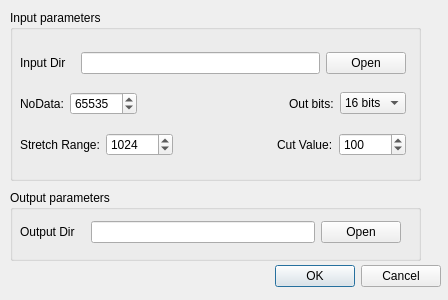
scrssys/semantic_segment_RSImage, file ui/preProcess/ImageStretch.ui: the form before one commit.
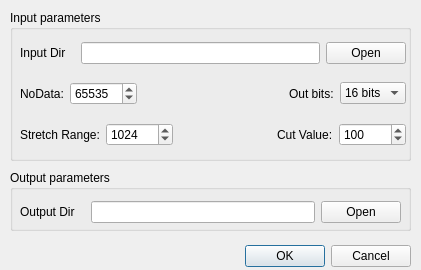
The form after the commit.

Diff of the .ui file:
```diff
--- a/ui/preProcess/ImageStretch.ui
+++ b/ui/preProcess/ImageStretch.ui
@@ -6,8 +6,8 @@
    <rect>
     <x>0</x>
     <y>0</y>
-    <width>448</width>
-    <height>300</height>
+    <width>421</width>
+    <height>270</height>
    </rect>
   </property>
   <property name="windowTitle">
@@ -16,8 +16,8 @@
   <widget class="QDialogButtonBox" name="buttonBox">
    <property name="geometry">
     <rect>
-     <x>270</x>
-     <y>260</y>
+     <x>240</x>
+     <y>240</y>
      <width>171</width>
      <height>32</height>
     </rect>
@@ -34,8 +34,8 @@
     <rect>
      <x>10</x>
      <y>10</y>
-     <width>411</width>
-     <height>171</height>
+     <width>401</width>
+     <height>151</height>
     </rect>
    </property>
    <property name="title">
@@ -45,7 +45,7 @@
     <property name="geometry">
      <rect>
       <x>10</x>
-      <y>30</y>
+      <y>20</y>
       <width>386</width>
       <height>131</height>
      </rect>
@@ -226,9 +226,9 @@
    <property name="geometry">
     <rect>
      <x>10</x>
-     <y>190</y>
-     <width>411</width>
-     <height>71</height>
+     <y>170</y>
+     <width>401</width>
+     <height>61</height>
     </rect>
    </property>
    <property name="title">
```
Left out of the diff: 2 changed lines with no effect on the pictures.
